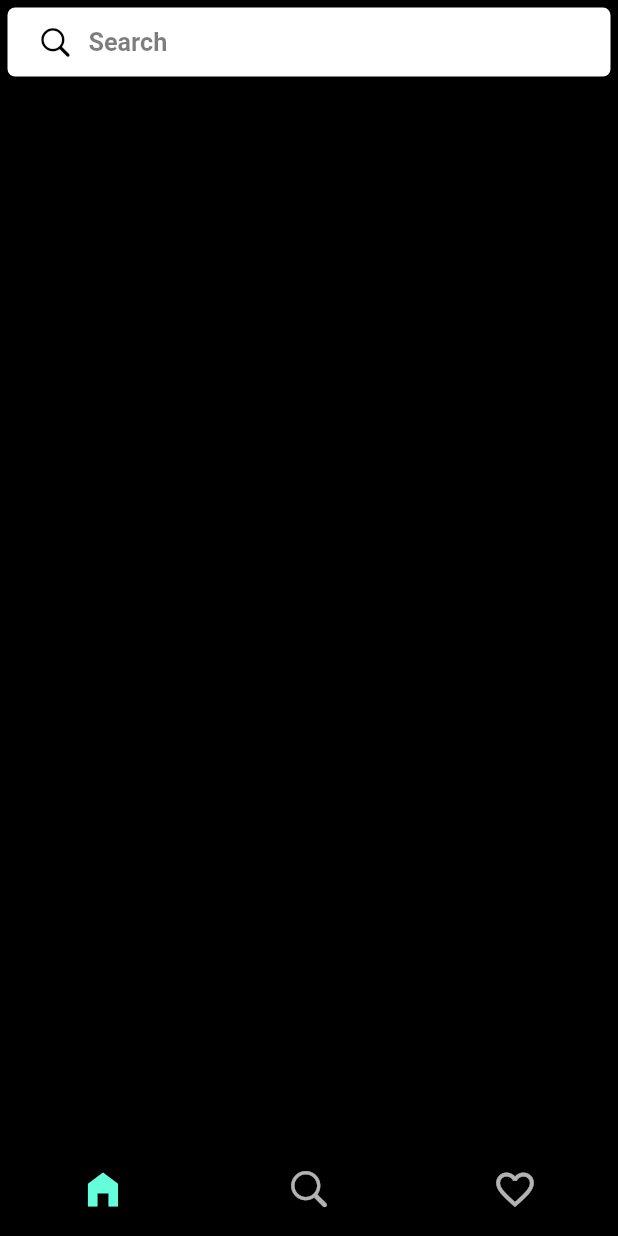
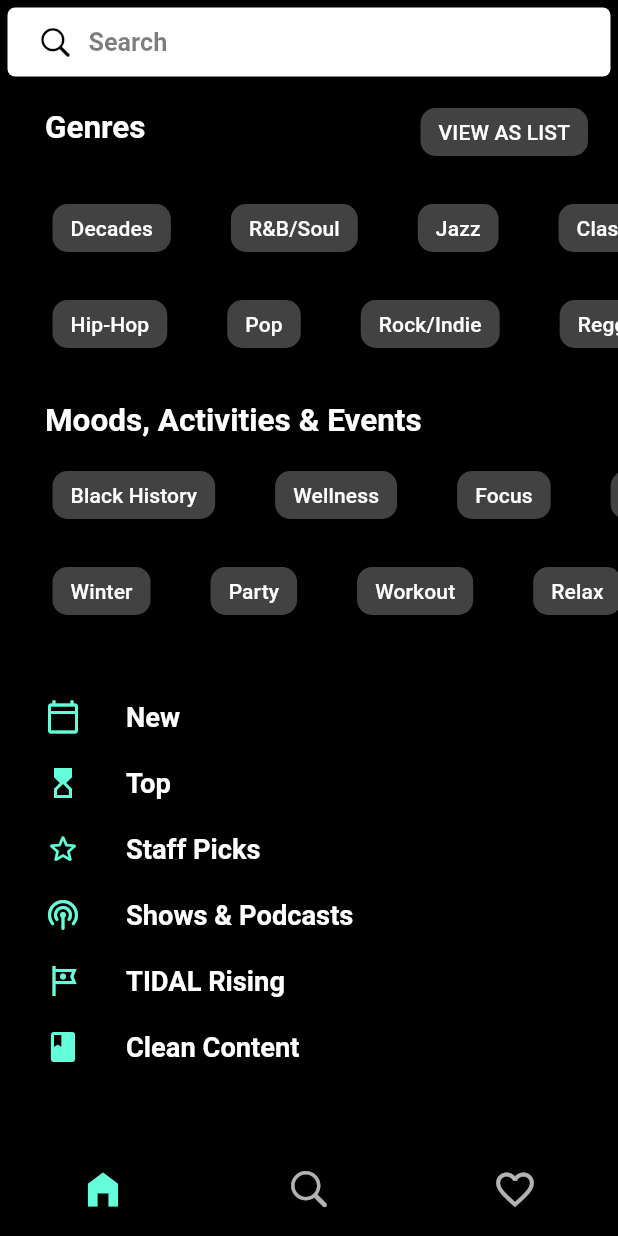
Before and after one commit to AbhiShake1/tidal_ui_clone, a Flutter app: the SearchPage screen opened by its route, on a phone screen of 412 x 824 dp. Run offline on Flutter 3.47's test engine with Material 2 defaults, Android fonts, the phone set to English and light mode, and no system bars; our stand-ins replace cached_network_image, google_fonts, hooks_riverpod, velocity_x; network calls fail; Roboto replaces fonts that are missing (Varta).

Commit message:
add search page

```diff
--- a/lib/core/components/widgets/custom_button.dart
+++ b/lib/core/components/widgets/custom_button.dart
@@ -9,14 +9,15 @@
   @override
   Widget build(BuildContext context) {
     return CupertinoButton(
-      child: text.text
-          .subtitle2(context)
-          .make()
-          .pSymmetric(v: 5, h: 8)
-          .card
-          .roundedSM
-          .make(),
-      onPressed: () => debugPrint('View All pressed'),
+      child: Container(
+        padding: const EdgeInsets.symmetric(vertical: 8, horizontal: 12),
+        decoration: BoxDecoration(
+          borderRadius: BorderRadius.circular(10),
+          color: context.cardColor,
+        ),
+        child: text.text.subtitle2(context).make(),
+      ),
+      onPressed: () => debugPrint('Custom Button pressed'),
     );
   }
 }
--- a/lib/core/components/widgets/title_row.dart
+++ b/lib/core/components/widgets/title_row.dart
@@ -23,6 +23,6 @@
         title.text.bold.xl2.make().pOnly(bottom: 5),
         if (showButton) CustomButton(text: buttonTitle),
       ],
-    );
+    ).pOnly(left: 15);
   }
 }
--- a/lib/feature/search/view/search_page.dart
+++ b/lib/feature/search/view/search_page.dart
@@ -1,7 +1,12 @@
 import 'package:flutter/cupertino.dart' show CupertinoIcons;
 import 'package:flutter/material.dart';
+import 'package:tidal_ui_clone/core/components/widgets/custom_stacked_slider.dart';
 import 'package:tidal_ui_clone/feature/navigation/view/custom_navigation_bar.dart';
 import 'package:velocity_x/velocity_x.dart';
+
+import '../../../core/components/widgets/custom_icon_button.dart';
+import '../../../core/components/widgets/title_row.dart';
+import 'genre_scroller.dart';
 
 class SearchPage extends StatelessWidget {
   const SearchPage({Key? key}) : super(key: key);
@@ -36,6 +41,107 @@
           ).expand(),
         ],
       ),
+      body: ListView(
+        physics: const BouncingScrollPhysics(),
+        children: const [
+          TitleRow(
+            title: 'Genres',
+            showButton: true,
+            buttonTitle: 'VIEW AS LIST',
+          ),
+          GenreScroller(
+            genre1: [
+              'Decades',
+              'R&B/Soul',
+              'Jazz',
+              'Classical',
+              'Latin',
+              'Electronic',
+              'Gospel/Christian',
+              'Metal',
+              'Soundtracks',
+              'Folk/America',
+              'Legacy'
+            ],
+            //List.generate(11, (index) => 'Text'),
+            genre2: [
+              'Hip-Hop',
+              'Pop',
+              'Rock/Indie',
+              'Reggae/Dancehall',
+              'Dance',
+              'K-Pop',
+              'Africa',
+              'Country',
+              'Kids',
+              'Blues',
+              'Global',
+              'Comedy'
+            ],
+            //List.generate(11, (index) => 'Text2'),
+          ),
+          SizedBox(height: 20),
+          TitleRow(title: 'Moods, Activities & Events'),
+          GenreScroller(
+            genre1: [
+              'Black History',
+              'Wellness',
+              'Focus',
+              'Romance',
+              'For DJs',
+              'Wedding',
+              'HBCU',
+              'Mental Health',
+              'Credits',
+              'Native American',
+              'Holidays'
+            ],
+            genre2: [
+              'Winter',
+              'Party',
+              'Workout',
+              'Relax',
+              'Live',
+              'Verzuz TV',
+              'Sound Booth',
+              'Pride',
+              'At Home',
+              'Social Justice',
+              'Autumn',
+            ],
+          ),
+          SizedBox(height: 20),
+          CustomIconButton(
+            label: 'New',
+            icon: Icons.calendar_today_outlined,
+          ),
+          CustomIconButton(
+            label: 'Top',
+            icon: Icons.hourglass_top_outlined,
+          ),
+          CustomIconButton(
+            label: 'Staff Picks',
+            icon: Icons.star_border_rounded,
+          ),
+          CustomIconButton(
+            label: 'Shows & Podcasts',
+            icon: Icons.podcasts_rounded,
+          ),
+          CustomIconButton(
+            label: 'TIDAL Rising',
+            icon: Icons.tour_outlined,
+          ),
+          CustomIconButton(
+            label: 'Clean Content',
+            icon: Icons.class_,
+          ),
+          SizedBox(height: 60),
+          TitleRow(title: 'Suggested Albums for You'),
+          CustomStackedSlider(),
+          TitleRow(title: 'Suggested Artists for You'),
+          CustomStackedSlider(isCircular: true),
+        ],
+      ).pOnly(left: 15),
       bottomNavigationBar: const CustomNavigationBar(),
     );
   }
```
Also changed, not shown: lib/core/components/widgets/custom_image_builder.dart (+13 -4 lines), lib/core/components/widgets/custom_stacked_slider.dart (+8 -3 lines), lib/feature/home/view/home_page.dart (+6 -9 lines).
